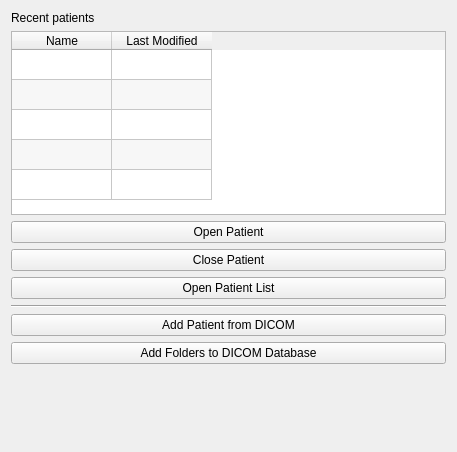
The window that Patients/Resources/UI/Patients.ui (NousNav/SlicerOpenNav) describes before a commit, drawn with Qt 5.
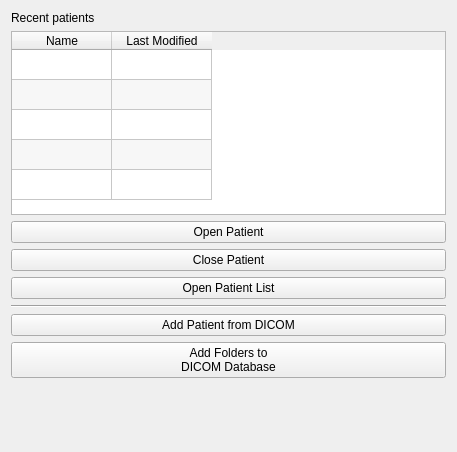
The same window after the commit. Custom widgets are drawn as their Qt base class.

Commit message: BUG: Fix string for adding to DICOM database

The edit to the form file:
```diff
--- a/Patients/Resources/UI/Patients.ui
+++ b/Patients/Resources/UI/Patients.ui
@@ -105,7 +105,8 @@
    <item>
     <widget class="QPushButton" name="ImportDICOMButton">
      <property name="text">
-      <string>Add Folders to DICOM Database</string>
+      <string>Add Folders to 
+DICOM Database</string>
      </property>
     </widget>
    </item>
```
